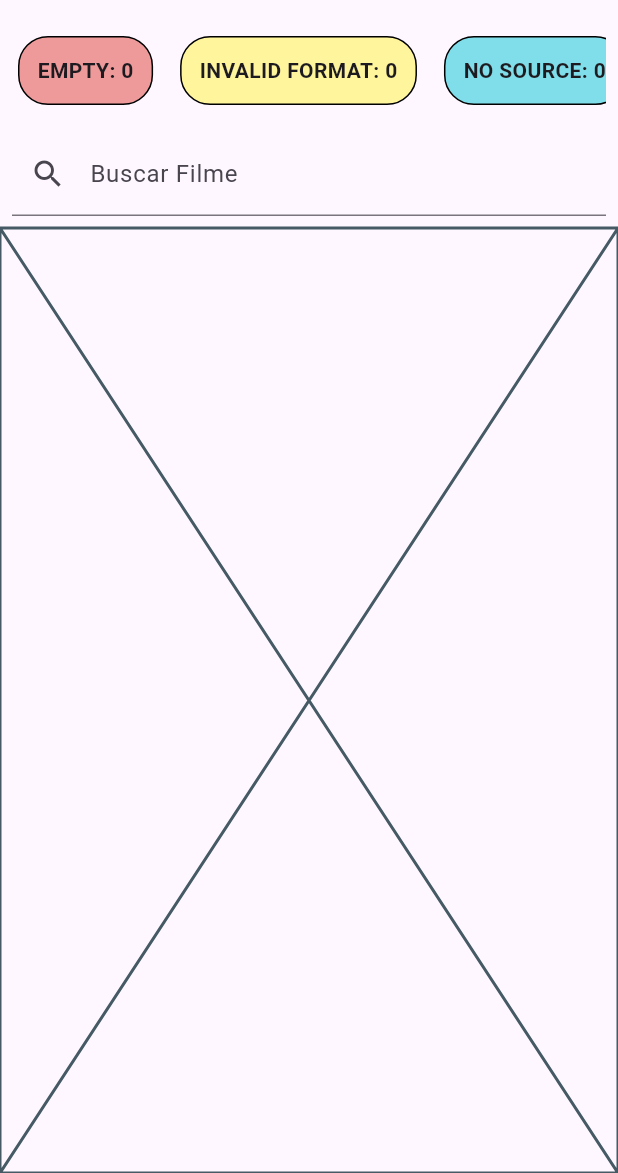
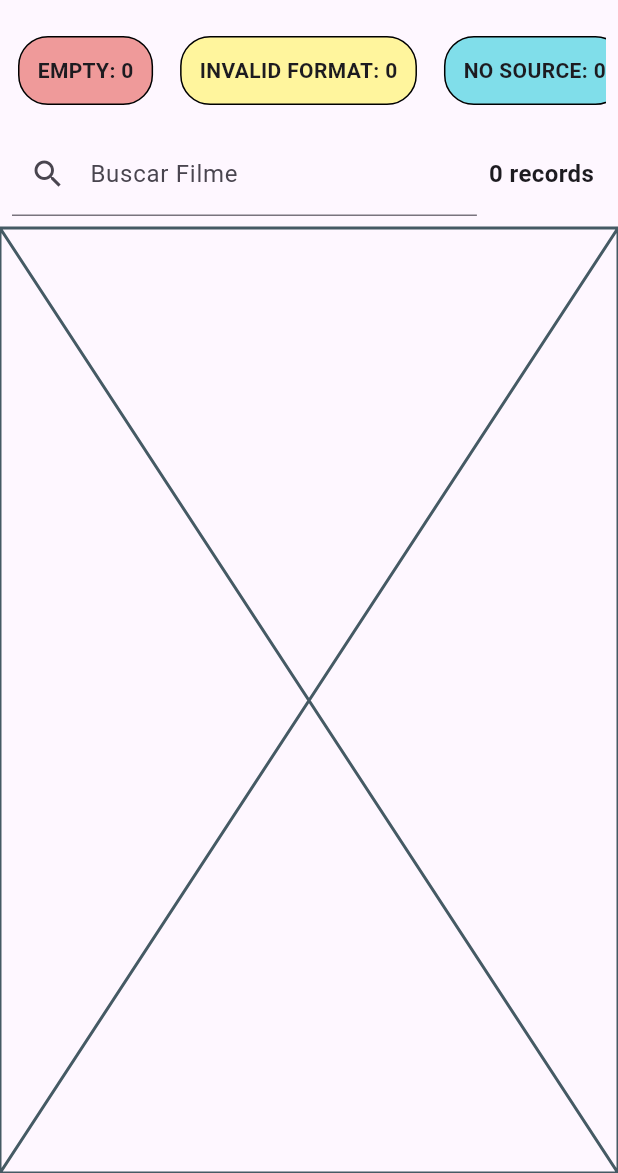
Before and after one commit to ortolanph/media_watch, a Flutter app: the MoviesPage screen opened directly, on a phone screen of 412 x 824 dp, the part 63-1236 px from its top. Run offline on Flutter 3.47's test engine with Material 3 defaults, Android fonts, the phone set to English and light mode, and no system bars; our stand-ins replace bloc, csv, equatable, file_picker, flutter_bloc, font_awesome_flutter and 1 more; missing offline and left inert: dart:js_interop.

Commit message:
MEDIA009 - Record Counter implemented.

```diff
--- a/lib/presentation/pages/movie_page.dart
+++ b/lib/presentation/pages/movie_page.dart
@@ -7,6 +7,7 @@ import 'package:media_watch/presentation/views/empty_movie_view.dart';
 import 'package:media_watch/presentation/views/error_view.dart';
 import 'package:media_watch/presentation/views/loading_view.dart';
 import 'package:media_watch/presentation/views/movie_view.dart';
+import 'package:media_watch/presentation/widgets/record_counter.dart';
 
 import '../../bloc/movies/movies_event.dart';
 import '../../bloc/movies/movies_state.dart';
@@ -22,6 +23,7 @@ class MoviesPage extends StatefulWidget {
 class _MoviesPageState extends State<MoviesPage> {
   final _searchController = TextEditingController();
   String _searchQuery = '';
+  late List<Movie> filtered = [];
 
   @override
   void dispose() {
@@ -63,7 +65,7 @@ class _MoviesPageState extends State<MoviesPage> {
             content = LoadingView();
           } else if (state is MovieLoadedState) {
             final query = _searchQuery.toLowerCase();
-            final filtered = query.isEmpty
+            filtered = query.isEmpty
                 ? state.movies
                 : state.movies
                       .where(
@@ -89,6 +91,10 @@ class _MoviesPageState extends State<MoviesPage> {
               TagsValidationBarWidget(histogram: histogram),
               Padding(
                 padding: const EdgeInsets.all(8.0),
+                child: Row(
+                  mainAxisSize: MainAxisSize.max,
+                  children: [
+                    Expanded(
                       child: TextField(
                         controller: _searchController,
                         decoration: InputDecoration(
@@ -104,7 +110,12 @@ class _MoviesPageState extends State<MoviesPage> {
                                 )
                               : null,
                         ),
-                  onChanged: (value) => setState(() => _searchQuery = value),
+                        onChanged: (value) =>
+                            setState(() => _searchQuery = value),
+                      ),
+                    ),
+                    RecordCounter(recordCount: filtered.length),
+                  ],
                 ),
               ),
               Expanded(child: content),
--- /dev/null
+++ b/lib/presentation/widgets/record_counter.dart
@@ -0,0 +1,18 @@
+import 'package:flutter/material.dart';
+
+class RecordCounter extends StatelessWidget {
+  const RecordCounter({super.key, required this.recordCount});
+
+  final int recordCount;
+
+  @override
+  Widget build(BuildContext context) {
+    return Padding(
+      padding: const EdgeInsets.symmetric(horizontal: 8.0),
+      child: Text(
+        "$recordCount records",
+        style: TextStyle(fontWeight: FontWeight.bold, fontSize: 16),
+      ),
+    );
+  }
+}
```
Also changed, not shown: lib/presentation/pages/tv_show_page.dart (+12 -1 lines), 1 other file. Lines whose indentation alone changed are shown as unchanged.
